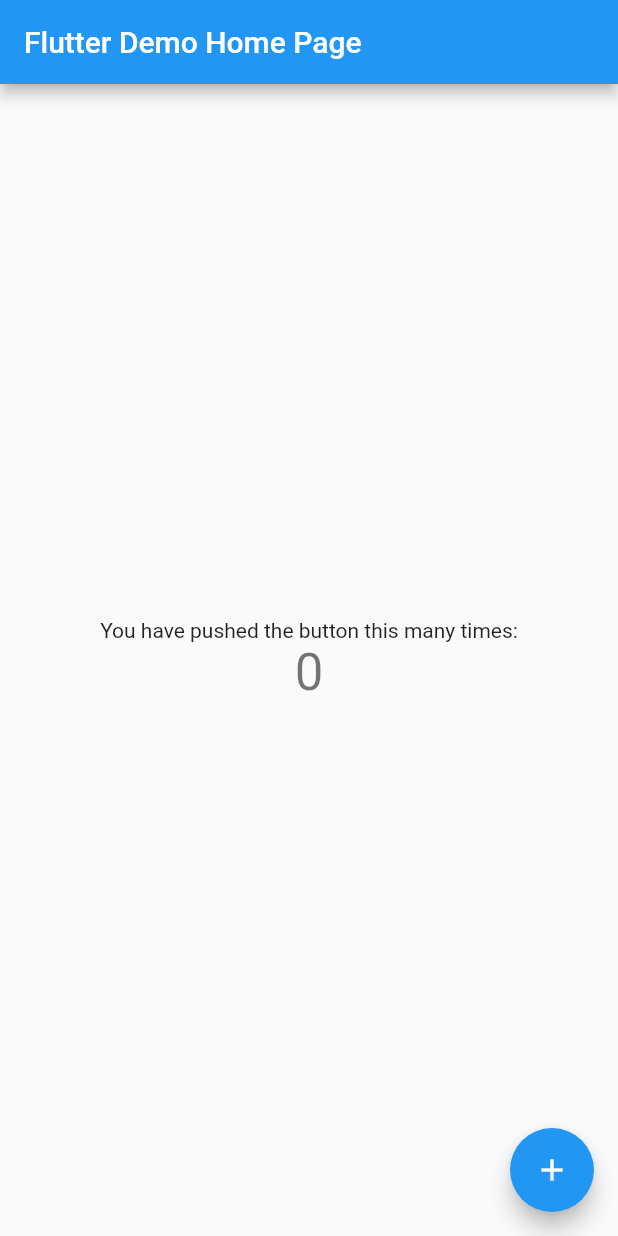
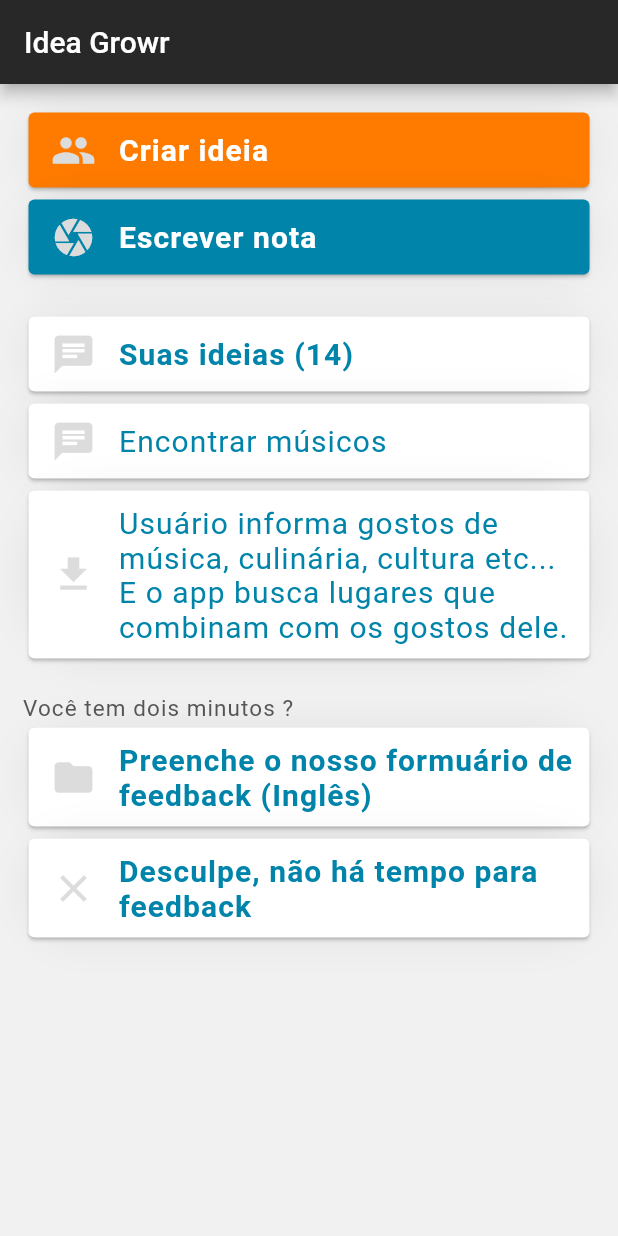
Before and after one commit to FelipeQueFez/idea-growr, a Flutter app: the screen it shows after launch, on a phone screen of 412 x 824 dp. Run offline on Flutter 3.47's test engine with Material 2 defaults, Android fonts, the phone set to English and light mode, and no system bars.

Commit message:
created home screen

```diff
--- /dev/null
+++ b/lib/app_colors.dart
@@ -0,0 +1,26 @@
+import 'package:flutter/material.dart';
+
+class AppColors {
+  static const secundary = Color(0xff282828);
+  static const primary = Color(0xff0084aa);
+  static const idea = Color(0xffff7b00);
+  static const gray = Color(0xffdcdcdc);
+  static const silver = Color(0xff565656);
+  static const backgroundBase = Color(0xfff1f1f1);
+  static const white = Color(0xffffffff);
+
+  static MaterialColor theme = MaterialColor(0xff282828, _primarySwatch);
+
+  static Map<int, Color> _primarySwatch = {
+    50: Color(0xff282828),
+    100: Color(0xff282828),
+    200: Color(0xff282828),
+    300: Color(0xff282828),
+    400: Color(0xff282828),
+    500: Color(0xff282828),
+    600: Color(0xff282828),
+    700: Color(0xff282828),
+    800: Color(0xff282828),
+    900: Color(0xff282828),
+  };
+}
--- a/lib/main.dart
+++ b/lib/main.dart
@@ -1,111 +1,25 @@
 import 'package:flutter/material.dart';
+import 'package:idea_growr/app_colors.dart';
+import 'package:idea_growr/views/screens/home/home.dart';
 
 void main() => runApp(MyApp());
 
 class MyApp extends StatelessWidget {
-  // This widget is the root of your application.
   @override
   Widget build(BuildContext context) {
     return MaterialApp(
-      title: 'Flutter Demo',
+      title: 'Idea Growr',
+      debugShowCheckedModeBanner: false,
       theme: ThemeData(
-        // This is the theme of your application.
-        //
-        // Try running your application with "flutter run". You'll see the
-        // application has a blue toolbar. Then, without quitting the app, try
-        // changing the primarySwatch below to Colors.green and then invoke
-        // "hot reload" (press "r" in the console where you ran "flutter run",
-        // or simply save your changes to "hot reload" in a Flutter IDE).
-        // Notice that the counter didn't reset back to zero; the application
-        // is not restarted.
-        primarySwatch: Colors.blue,
+        primarySwatch: AppColors.theme,
       ),
-      home: MyHomePage(title: 'Flutter Demo Home Page'),
+      home: Scaffold(
+        backgroundColor: AppColors.backgroundBase,
+        appBar: AppBar(
+          title: Text('Idea Growr'),
+        ),
+        body: Home(),
+      ),
     );
   }
 }
-
-class MyHomePage extends StatefulWidget {
-  MyHomePage({Key key, this.title}) : super(key: key);
-
-  // This widget is the home page of your application. It is stateful, meaning
-  // that it has a State object (defined below) that contains fields that affect
-  // how it looks.
-
-  // This class is the configuration for the state. It holds the values (in this
-  // case the title) provided by the parent (in this case the App widget) and
-  // used by the build method of the State. Fields in a Widget subclass are
-  // always marked "final".
-
-  final String title;
-
-  @override
-  _MyHomePageState createState() => _MyHomePageState();
-}
-
-class _MyHomePageState extends State<MyHomePage> {
-  int _counter = 0;
-
-  void _incrementCounter() {
-    setState(() {
-      // This call to setState tells the Flutter framework that something has
-      // changed in this State, which causes it to rerun the build method below
-      // so that the display can reflect the updated values. If we changed
-      // _counter without calling setState(), then the build method would not be
-      // called again, and so nothing would appear to happen.
-      _counter++;
-    });
-  }
-
-  @override
-  Widget build(BuildContext context) {
-    // This method is rerun every time setState is called, for instance as done
-    // by the _incrementCounter method above.
-    //
-    // The Flutter framework has been optimized to make rerunning build methods
-    // fast, so that you can just rebuild anything that needs updating rather
-    // than having to individually change instances of widgets.
-    return Scaffold(
-      appBar: AppBar(
-        // Here we take the value from the MyHomePage object that was created by
-        // the App.build method, and use it to set our appbar title.
-        title: Text(widget.title),
-      ),
-      body: Center(
-        // Center is a layout widget. It takes a single child and positions it
-        // in the middle of the parent.
-        child: Column(
-          // Column is also a layout widget. It takes a list of children and
-          // arranges them vertically. By default, it sizes itself to fit its
-          // children horizontally, and tries to be as tall as its parent.
-          //
-          // Invoke "debug painting" (press "p" in the console, choose the
-          // "Toggle Debug Paint" action from the Flutter Inspector in Android
-          // Studio, or the "Toggle Debug Paint" command in Visual Studio Code)
-          // to see the wireframe for each widget.
-          //
-          // Column has various properties to control how it sizes itself and
-          // how it positions its children. Here we use mainAxisAlignment to
-          // center the children vertically; the main axis here is the vertical
-          // axis because Columns are vertical (the cross axis would be
-          // horizontal).
-          mainAxisAlignment: MainAxisAlignment.center,
-          children: <Widget>[
-            Text(
-              'You have pushed the button this many times:',
-            ),
-            Text(
-              '$_counter',
-              style: Theme.of(context).textTheme.display1,
-            ),
-          ],
-        ),
-      ),
-      floatingActionButton: FloatingActionButton(
-        onPressed: _incrementCounter,
-        tooltip: 'Increment',
-        child: Icon(Icons.add),
-      ), // This trailing comma makes auto-formatting nicer for build methods.
-    );
-  }
-}
--- /dev/null
+++ b/lib/views/screens/home/home.dart
@@ -0,0 +1,95 @@
+import 'package:flutter/material.dart';
+import 'package:idea_growr/app_colors.dart';
+import 'package:idea_growr/views/shared/custom_card.dart';
+import 'package:idea_growr/views/shared/custom_container.dart';
+import 'package:idea_growr/views/shared/custom_text.dart';
+import 'package:idea_growr/views/shared/extend_text.dart';
+import 'package:idea_growr/views/shared/spacer_box.dart';
+
+class Home extends StatelessWidget {
+  @override
+  Widget build(BuildContext context) {
+    return SingleChildScrollView(
+      child: CustomContainer(
+        child: Column(
+          children: <Widget>[
+            CustomCard(
+              backgroundColor: AppColors.idea,
+              icon: Icons.people,
+              title: ExtendsText(
+                'Criar ideia',
+                color: AppColors.white,
+                fontWeight: FontWeight.bold,
+              ),
+            ),
+            CustomCard(
+              backgroundColor: AppColors.primary,
+              icon: Icons.camera,
+              title: ExtendsText(
+                'Escrever nota',
+                color: AppColors.white,
+                fontWeight: FontWeight.bold,
+              ),
+            ),
+            SpacerBox.v20,
+            CustomCard(
+              backgroundColor: AppColors.white,
+              icon: Icons.chat,
+              title: ExtendsText(
+                'Suas ideias (14)',
+                color: AppColors.primary,
+                fontWeight: FontWeight.bold,
+              ),
+            ),
+            CustomCard(
+              backgroundColor: AppColors.white,
+              icon: Icons.chat,
+              title: ExtendsText(
+                'Encontrar músicos',
+                color: AppColors.primary,
+                fontWeight: FontWeight.normal,
+              ),
+            ),
+            CustomCard(
+              backgroundColor: AppColors.white,
+              icon: Icons.file_download,
+              title: ExtendsText(
+                'Usuário informa gostos de música, culinária, cultura etc... E o app busca lugares que combinam com os gostos dele.',
+                color: AppColors.primary,
+                fontWeight: FontWeight.normal,
+              ),
+            ),
+            SpacerBox.v20,
+            Align(
+              alignment: Alignment.topLeft,
+              child: CustomText(
+                'Você tem dois minutos ?',
+                color: AppColors.silver,
+                fontWeight: FontWeight.normal,
+                fontSize: 15,
+              ),
+            ),
+            CustomCard(
+              backgroundColor: AppColors.white,
+              icon: Icons.folder,
+              title: ExtendsText(
+                'Preenche o nosso formuário de feedback (Inglês)',
+                color: AppColors.primary,
+                fontWeight: FontWeight.bold,
+              ),
+            ),
+            CustomCard(
+              backgroundColor: AppColors.white,
+              icon: Icons.close,
+              title: ExtendsText(
+                'Desculpe, não há tempo para feedback',
+                color: AppColors.primary,
+                fontWeight: FontWeight.bold,
+              ),
+            ),
+          ],
+        ),
+      ),
+    );
+  }
+}
--- /dev/null
+++ b/lib/views/shared/custom_card.dart
@@ -0,0 +1,49 @@
+import 'package:flutter/material.dart';
+import 'package:idea_growr/app_colors.dart';
+import 'package:idea_growr/views/shared/spacer_box.dart';
+
+class CustomCard extends StatelessWidget {
+  final Text title;
+  final IconData icon;
+  final Color backgroundColor;
+
+  const CustomCard({Key key, this.title, this.icon, this.backgroundColor})
+      : super(key: key);
+
+  @override
+  Widget build(BuildContext context) {
+    return Container(
+      decoration: BoxDecoration(
+        boxShadow: <BoxShadow>[
+          BoxShadow(
+            blurRadius: 20,
+            color: Color.fromRGBO(0, 0, 0, .05),
+          ),
+        ],
+        borderRadius: BorderRadius.circular(50.0),
+      ),
+      child: Card(
+        color: backgroundColor,
+        child: Padding(
+          padding: EdgeInsets.all(10),
+          child: Row(
+            mainAxisAlignment: MainAxisAlignment.start,
+            crossAxisAlignment: CrossAxisAlignment.center,
+            children: <Widget>[
+              Padding(
+                padding: EdgeInsets.only(left: 5, right: 5),
+                child: Icon(
+                  icon,
+                  size: 30,
+                  color: AppColors.gray,
+                ),
+              ),
+              SpacerBox.h10,
+              title
+            ],
+          ),
+        ),
+      ),
+    );
+  }
+}
--- /dev/null
+++ b/lib/views/shared/custom_container.dart
@@ -0,0 +1,16 @@
+import 'package:flutter/material.dart';
+
+class CustomContainer extends StatelessWidget {
+  final Widget child;
+
+  const CustomContainer({Key key, @required this.child}) : super(key: key);
+
+  @override
+  Widget build(BuildContext context) {
+    return Container(
+      width: double.infinity,
+      margin: EdgeInsets.all(15),
+      child: child,
+    );
+  }
+}
--- /dev/null
+++ b/lib/views/shared/custom_text.dart
@@ -0,0 +1,23 @@
+import 'package:flutter/material.dart';
+
+class CustomText extends StatelessWidget {
+  final String data;
+  final Color color;
+  final FontWeight fontWeight;
+  final double fontSize;
+  CustomText(this.data,
+      {this.color, this.fontSize = 20, this.fontWeight = FontWeight.normal});
+
+  @override
+  Widget build(BuildContext context) {
+    return Text(
+      data,
+      style: TextStyle(
+        letterSpacing: 0.72,
+        fontSize: fontSize,
+        fontWeight: fontWeight,
+        color: color,
+      ),
+    );
+  }
+}
--- /dev/null
+++ b/lib/views/shared/extend_text.dart
@@ -0,0 +1,23 @@
+import 'package:flutter/material.dart';
+
+class ExtendsText extends Text {
+  final Color color;
+  final FontWeight fontWeight;
+  final double fontSize;
+  ExtendsText(String data, {this.color, this.fontSize = 20, this.fontWeight = FontWeight.normal}) : super(data);
+
+  @override
+  Widget build(BuildContext context) {
+    return Expanded(
+      child: Text(
+        data,
+        style: TextStyle(
+          letterSpacing: 0.72,
+          fontSize: fontSize,
+          fontWeight: fontWeight,
+          color: color,
+        ),
+      ),
+    );
+  }
+}
--- /dev/null
+++ b/lib/views/shared/spacer_box.dart
@@ -0,0 +1,78 @@
+import 'package:flutter/material.dart';
+
+class SpacerBox {
+  //  Vertical Spaces
+  static const v4 = SizedBox(
+    height: 4,
+  );
+  static const v8 = SizedBox(
+    height: 8,
+  );
+  static const v10 = SizedBox(
+    height: 10,
+  );
+  static const v14 = SizedBox(
+    height: 14,
+  );
+  static const v15 = SizedBox(
+    height: 15,
+  );
+  static const v16 = SizedBox(
+    height: 16,
+  );
+  static const v18 = SizedBox(
+    height: 18,
+  );
+  static const v20 = SizedBox(
+    height: 20,
+  );
+  static const v24 = SizedBox(
+    height: 24,
+  );
+  static const v25 = SizedBox(
+    height: 25,
+  );
+  static const v26 = SizedBox(
+    height: 26,
+  );
+
+  static const v34 = SizedBox(
+    height: 34,
+  );
+
+  static const v40 = SizedBox(
+    height: 40,
+  );
+
+  static const v43 = SizedBox(
+    height: 43,
+  );
+
+  static const v145 = SizedBox(
+    height: 145,
+  );
+
+  // Horizontal Spaces
+  static const h5 = SizedBox(
+    width: 5,
+  );
+  static const h8 = SizedBox(
+    width: 8,
+  );
+
+  static const h16 = SizedBox(
+    width: 15,
+  );
+
+  static const h10 = SizedBox(
+    width: 10,
+  );
+
+  static const h15 = SizedBox(
+    width: 15,
+  );
+
+  static const h43 = SizedBox(
+    width: 43,
+  );
+}
```
